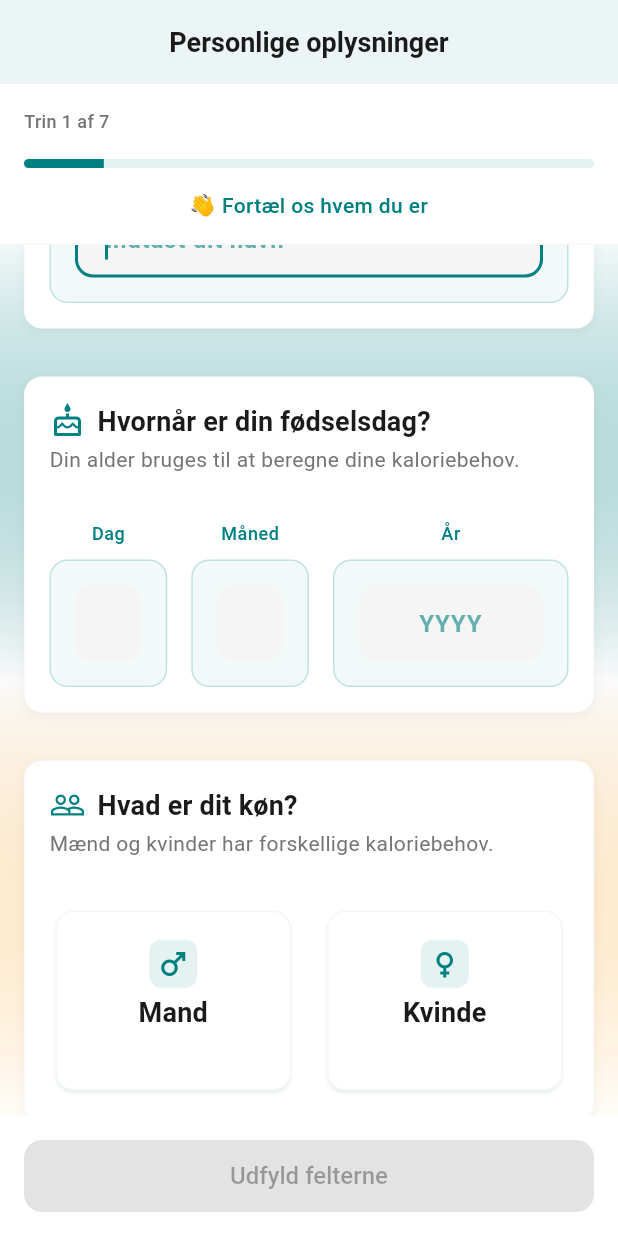
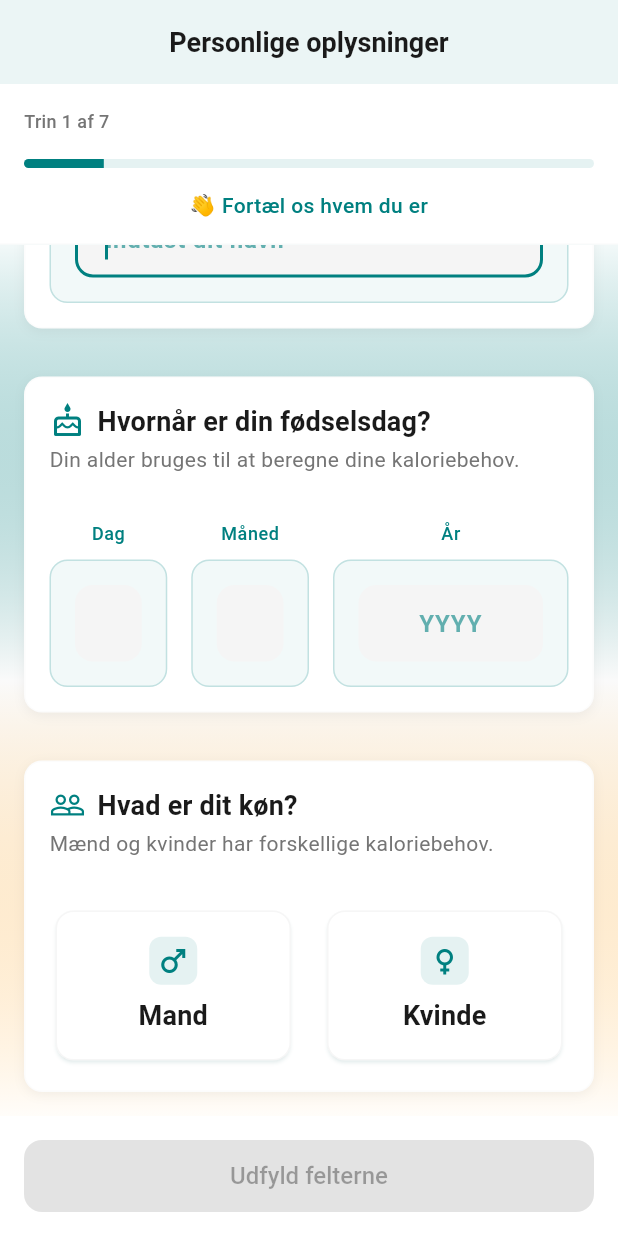
Before and after one commit to munkhaus/calories, a Flutter app: the screen it shows after launch, scrolled down 282 dp, on a phone screen of 412 x 824 dp. Run offline on Flutter 3.47's test engine with Material 3 defaults, Android fonts, the phone set to English and light mode, and no system bars; our stand-ins replace flutter_riverpod, freezed_annotation, material_design_icons_flutter, shared_preferences; missing offline and left inert: result_type.

Commit message:
Update PersonalInfoStepWidget layout by reducing card height and adjusting spacing. Removed checkmark component to streamline the UI and maintain consistency in design.

```diff
--- a/lib/features/onboarding/presentation/widgets/personal_info_step_widget.dart
+++ b/lib/features/onboarding/presentation/widgets/personal_info_step_widget.dart
@@ -449,7 +449,7 @@ class _PersonalInfoStepWidgetState extends ConsumerState<PersonalInfoStepWidget>
         onTap: onTap,
         borderRadius: BorderRadius.circular(KSizes.radiusM),
         child: Container(
-          height: 120, // Fixed height to ensure both cards are same size
+          height: 100, // Reduced height since we removed the checkmark
           padding: EdgeInsets.symmetric(
             horizontal: KSizes.margin2x,
             vertical: KSizes.margin3x,
@@ -469,7 +469,7 @@ class _PersonalInfoStepWidgetState extends ConsumerState<PersonalInfoStepWidget>
                   size: KSizes.iconM,
                 ),
               ),
-              SizedBox(height: KSizes.margin1x),
+              SizedBox(height: KSizes.margin2x),
               Text(
                 title,
                 style: Theme.of(context).textTheme.titleMedium?.copyWith(
@@ -478,18 +478,6 @@ class _PersonalInfoStepWidgetState extends ConsumerState<PersonalInfoStepWidget>
                 ),
                 textAlign: TextAlign.center,
               ),
-              SizedBox(height: KSizes.margin1x),
-              // Always reserve space for checkmark to maintain consistent height
-              SizedBox(
-                height: KSizes.iconXS.toDouble(),
-                child: isSelected
-                  ? Icon(
-                      MdiIcons.checkCircle,
-                      color: AppColors.primary,
-                      size: KSizes.iconXS,
-                    )
-                  : null, // Empty space when not selected
-              ),
             ],
           ),
         ),
```
